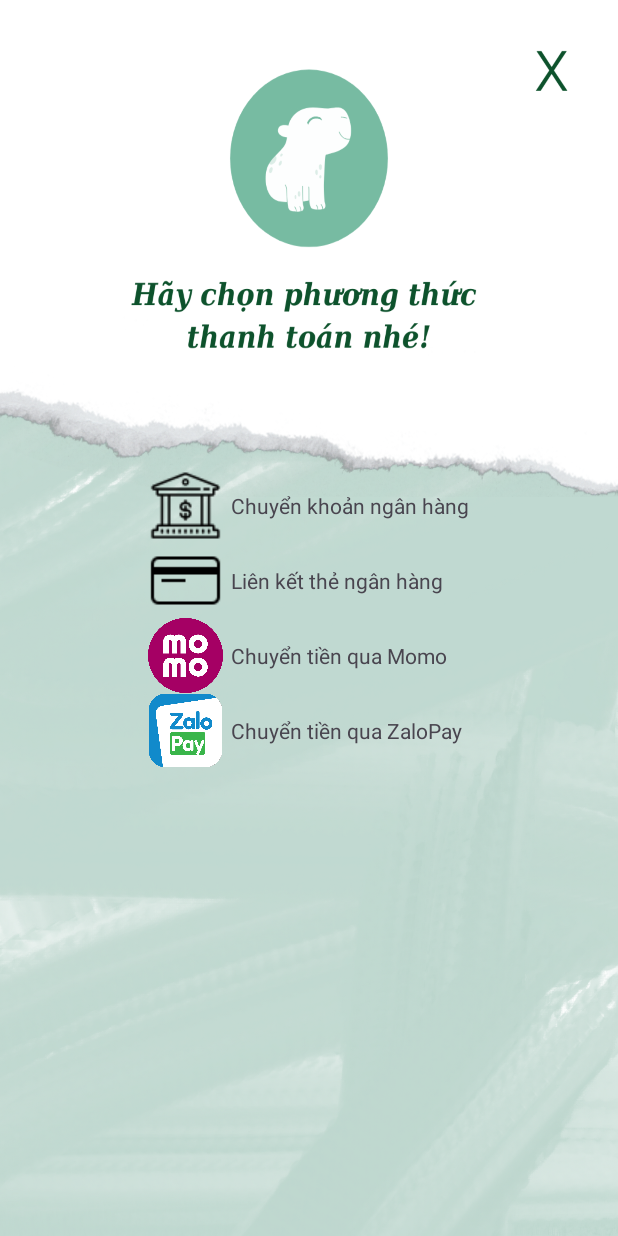
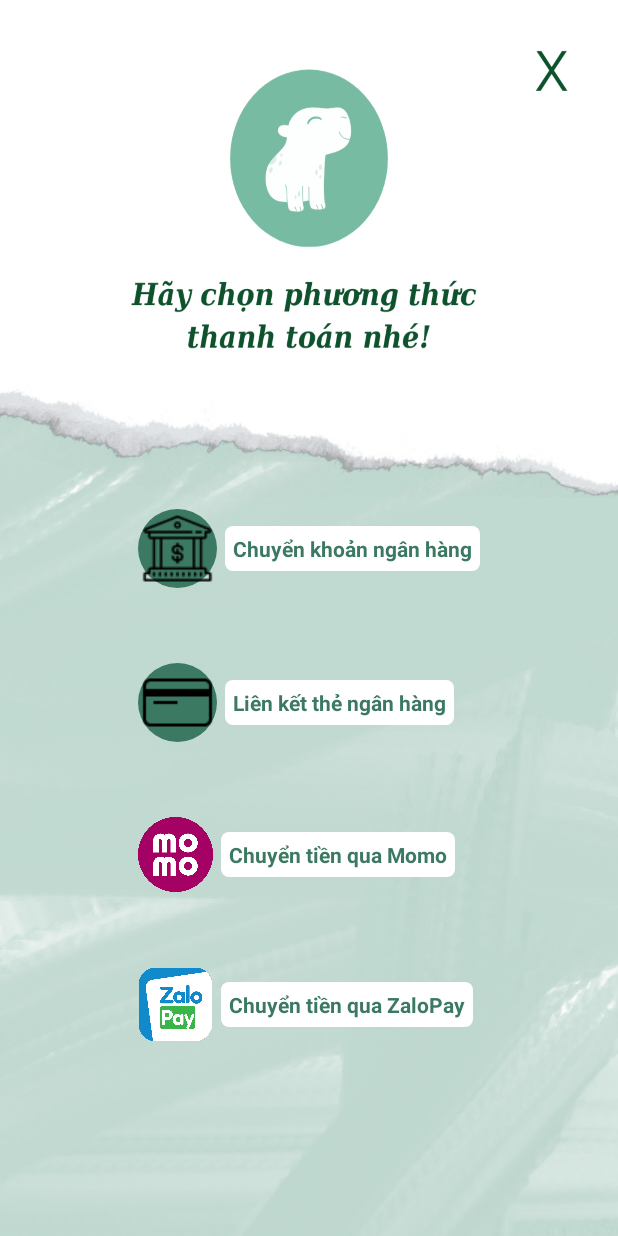
Before and after one commit to hoangnghiahp0107/Capi, an Android app: the fragment BankFragment shown on its own in the app's theme, on a phone screen of 412 x 824 dp. Run offline under Robolectric (Android 15) with nearby library versions, the phone set to English and light mode, and no system bars.

Commit message:
update Bank

```diff
--- /dev/null
+++ b/app/src/main/res/drawable/rounded_corners5.xml
@@ -0,0 +1,5 @@
+<!-- res/drawable/rounded_corners.xml -->
+<shape xmlns:android="http://schemas.android.com/apk/res/android">
+    <solid android:color="@color/green" /> <!-- Màu nền của LinearLayout -->
+    <corners android:radius="40dp" /> <!-- Độ cong của góc -->
+</shape>
--- a/app/src/main/res/layout/fragment_bank.xml
+++ b/app/src/main/res/layout/fragment_bank.xml
@@ -10,21 +10,29 @@
         android:layout_width="wrap_content"
         android:layout_height="wrap_content"
         android:orientation="vertical"
+        android:layout_marginTop="80dp"
         android:layout_gravity="center">
         <LinearLayout
             android:layout_width="wrap_content"
             android:layout_height="wrap_content"
             android:orientation="horizontal"
+            android:layout_marginTop="50dp"
             android:gravity="center">
             <ImageView
                 android:layout_width="wrap_content"
                 android:layout_height="wrap_content"
+                android:background="@drawable/rounded_corners5"
+                android:padding="1dp"
                 android:src="@drawable/nganhang">
             </ImageView>
             <TextView
                 android:layout_width="wrap_content"
                 android:layout_height="wrap_content"
                 android:layout_marginLeft="5dp"
+                android:padding="5dp"
+                android:background="@drawable/rounded_corners3"
+                android:textColor="@color/green"
+                android:textStyle="bold"
                 android:text="Chuyển khoản ngân hàng">
             </TextView>
         </LinearLayout>
@@ -32,16 +40,23 @@
             android:layout_width="wrap_content"
             android:layout_height="wrap_content"
             android:orientation="horizontal"
+            android:layout_marginTop="50dp"
             android:gravity="center">
             <ImageView
                 android:layout_width="wrap_content"
                 android:layout_height="wrap_content"
+                android:padding="1dp"
+                android:background="@drawable/rounded_corners5"
                 android:src="@drawable/card">
             </ImageView>
             <TextView
                 android:layout_width="wrap_content"
                 android:layout_height="wrap_content"
                 android:layout_marginLeft="5dp"
+                android:padding="5dp"
+                android:background="@drawable/rounded_corners3"
+                android:textColor="@color/green"
+                android:textStyle="bold"
                 android:text="Liên kết thẻ ngân hàng">
             </TextView>
         </LinearLayout>
@@ -49,6 +64,7 @@
             android:layout_width="wrap_content"
             android:layout_height="wrap_content"
             android:gravity="center"
+            android:layout_marginTop="50dp"
             android:orientation="horizontal">
             <ImageView
                 android:layout_width="50dp"
@@ -58,7 +74,11 @@
             <TextView
                 android:layout_marginLeft="5dp"
                 android:layout_width="wrap_content"
+                android:padding="5dp"
                 android:layout_height="wrap_content"
+                android:textColor="@color/green"
+                android:background="@drawable/rounded_corners3"
+                android:textStyle="bold"
                 android:text="Chuyển tiền qua Momo">
             </TextView>
         </LinearLayout>
@@ -66,6 +86,7 @@
             android:layout_width="wrap_content"
             android:layout_height="wrap_content"
             android:gravity="center"
+            android:layout_marginTop="50dp"
             android:orientation="horizontal">
             <ImageView
                 android:layout_width="50dp"
@@ -74,6 +95,10 @@
             </ImageView>
             <TextView
                 android:layout_marginLeft="5dp"
+                android:textColor="@color/green"
+                android:textStyle="bold"
+                android:padding="5dp"
+                android:background="@drawable/rounded_corners3"
                 android:layout_width="wrap_content"
                 android:layout_height="wrap_content"
                 android:text="Chuyển tiền qua ZaloPay">
```
